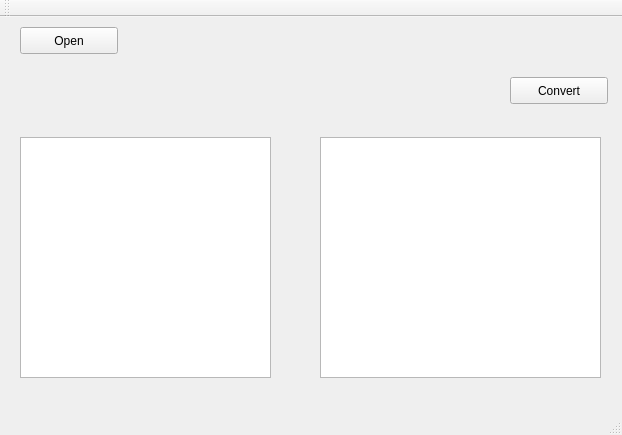
This is Converter/mainwindow.ui in Msoloshich/Converter as Qt 5 draws it before an edit. The edited form follows.
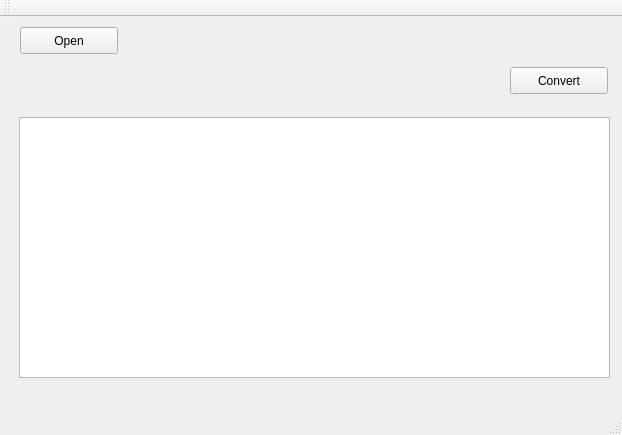
This is the edited form.

The edit to the form file:
```diff
--- a/Converter/mainwindow.ui
+++ b/Converter/mainwindow.ui
@@ -31,7 +31,7 @@
     <property name="geometry">
      <rect>
       <x>510</x>
-      <y>60</y>
+      <y>50</y>
       <width>98</width>
       <height>27</height>
      </rect>
@@ -45,7 +45,7 @@
      <rect>
       <x>130</x>
       <y>10</y>
-      <width>421</width>
+      <width>471</width>
       <height>31</height>
      </rect>
     </property>
@@ -53,23 +53,13 @@
      <string/>
     </property>
    </widget>
-   <widget class="QTextBrowser" name="textBrowser">
-    <property name="geometry">
-     <rect>
-      <x>20</x>
-      <y>120</y>
-      <width>251</width>
-      <height>241</height>
-     </rect>
-    </property>
-   </widget>
    <widget class="QTableView" name="tableView">
     <property name="geometry">
      <rect>
-      <x>320</x>
-      <y>120</y>
-      <width>281</width>
-      <height>241</height>
+      <x>19</x>
+      <y>100</y>
+      <width>591</width>
+      <height>261</height>
      </rect>
     </property>
    </widget>
```
